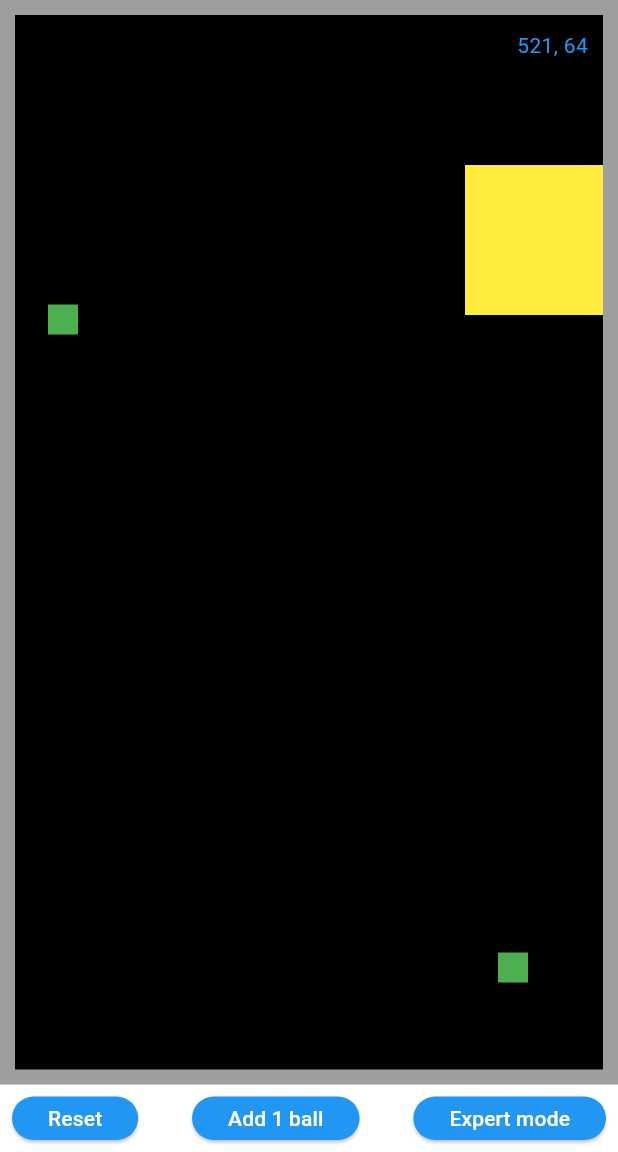
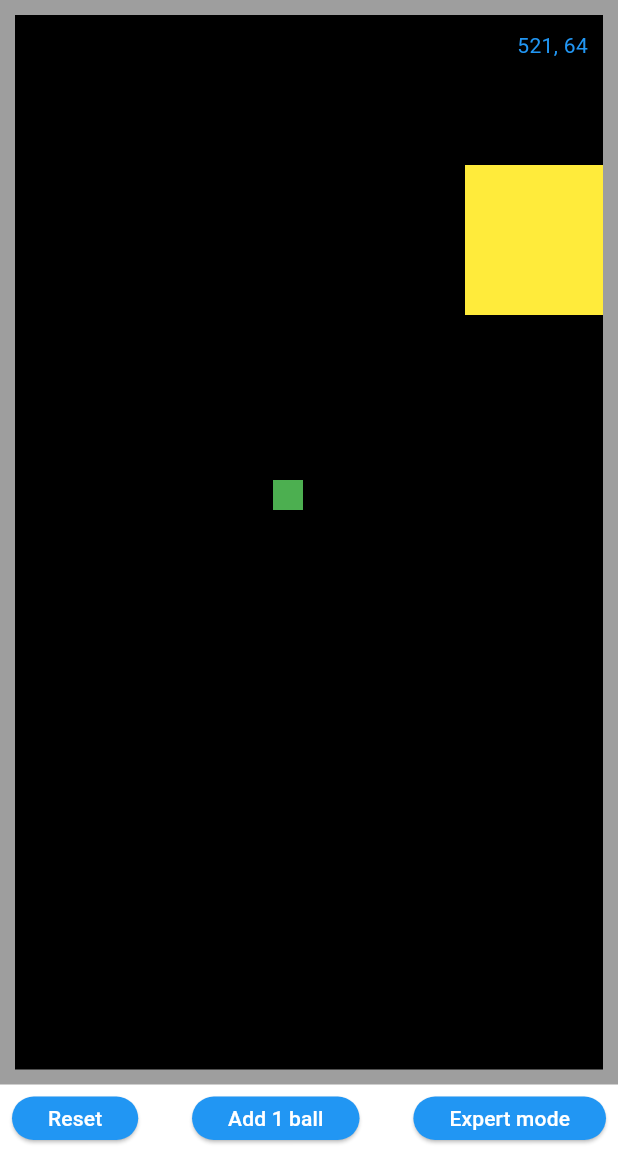
Before and after one commit to fdg2425/flying_balls, a Flutter app: the screen it shows after launch, item 2 of the bottom bar chosen, after a tap on "Reset", on a phone screen of 412 x 824 dp, the part 84-1236 px from its top. Run offline on Flutter 3.47's test engine with Material 3 defaults, Android fonts, the phone set to English and light mode, and no system bars.

```diff
--- a/lib/main.dart
+++ b/lib/main.dart
@@ -223,6 +223,8 @@ class _MyHomePageState extends State<MyHomePage> {
                         onPressed: () {
                           setState(() {
                             expertMode = false;
+                            balls.clear();
+                            balls.add(Ball());
                           });
                         },
                         child: const Text("Reset")),
```
